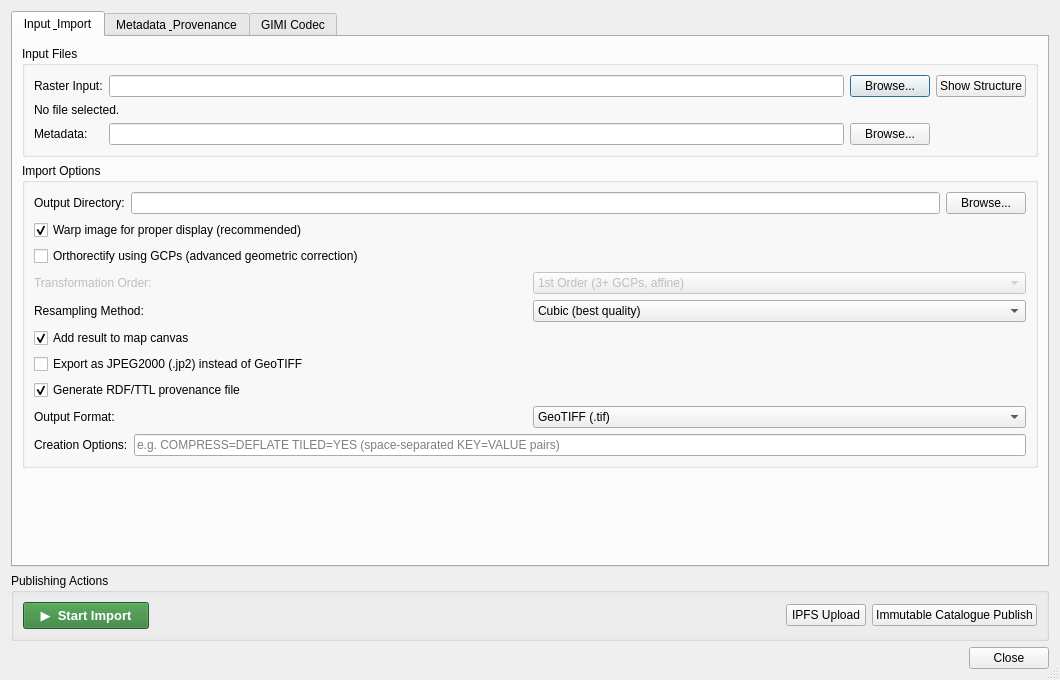
luciocola/qgis-raster-manager, file heif_ttl_dialog_base.ui: the form before one commit.
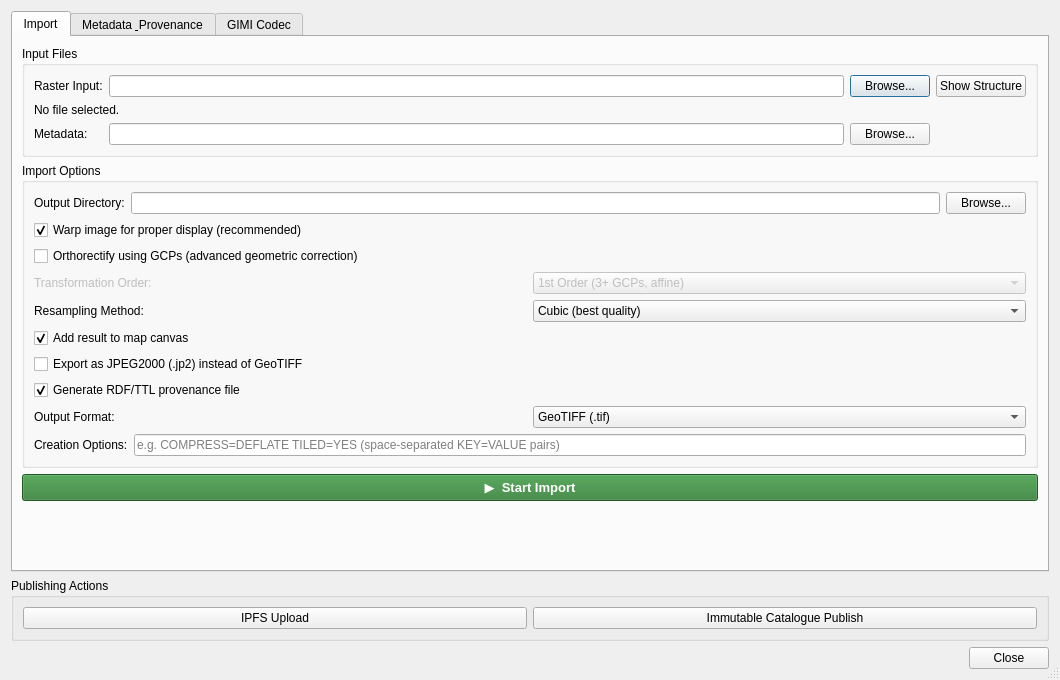
The form after the commit.

Commit message: ui: move Start Import button into Import tab; rename tab from 'Input & Import' to 'Import'

Patch:
```diff
--- a/heif_ttl_dialog_base.ui
+++ b/heif_ttl_dialog_base.ui
@@ -17,7 +17,7 @@
 
      <!-- TAB 1 : Input & Import -->
      <widget class="QWidget" name="tabInput">
-      <attribute name="title"><string>Input &amp; Import</string></attribute>
+      <attribute name="title"><string>Import</string></attribute>
       <layout class="QVBoxLayout" name="verticalLayoutTab1">
        <item>
         <widget class="QGroupBox" name="groupBoxFiles">
@@ -189,6 +189,15 @@
          </layout>
         </widget>
        </item>
+       <item>
+        <widget class="QPushButton" name="btnStartImport">
+         <property name="text"><string>▶  Start Import</string></property>
+         <property name="toolTip"><string>Convert and import the selected raster into QGIS, applying the options set in this tab</string></property>
+         <property name="enabled"><bool>true</bool></property>
+         <property name="minimumHeight"><number>36</number></property>
+         <property name="styleSheet"><string>QPushButton { background-color: #2E7D32; color: white; font-weight: bold; font-size: 13px; padding: 4px 16px; } QPushButton:disabled { background-color: #cccccc; color: #888888; }</string></property>
+        </widget>
+       </item>
        <item>
         <spacer name="verticalSpacerTab1">
          <property name="orientation"><enum>Qt::Vertical</enum></property>
@@ -526,21 +535,6 @@
     <widget class="QGroupBox" name="groupBoxPublishing">
      <property name="title"><string>Publishing Actions</string></property>
      <layout class="QHBoxLayout" name="horizontalLayoutPublishing">
-      <item>
-       <widget class="QPushButton" name="btnStartImport">
-        <property name="text"><string>▶  Start Import</string></property>
-        <property name="toolTip"><string>Convert and import the selected raster into QGIS, applying the options set in the Import tab</string></property>
-        <property name="enabled"><bool>true</bool></property>
-        <property name="minimumHeight"><number>36</number></property>
-        <property name="styleSheet"><string>QPushButton { background-color: #2E7D32; color: white; font-weight: bold; font-size: 13px; padding: 4px 16px; } QPushButton:disabled { background-color: #cccccc; color: #888888; }</string></property>
-       </widget>
-      </item>
-      <item>
-       <spacer>
-        <property name="orientation"><enum>Qt::Horizontal</enum></property>
-        <property name="sizeHint" stdset="0"><size><width>20</width><height>20</height></size></property>
-       </spacer>
-      </item>
       <item>
        <widget class="QPushButton" name="btnSTACExportAction">
         <property name="text"><string>IPFS Upload</string></property>
```
Left out of the diff: 2 changed lines with no effect on the pictures.
